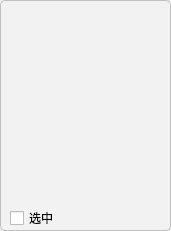
Old version of the form ME/CommunityCanteenSys/Tools/BuyCarTools/BuyCarDishShowBar/buycardishshowbar.ui in the repository JoyJeeo/-.
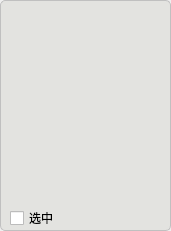
New version of the form.

Patch:
```diff
--- a/ME/CommunityCanteenSys/Tools/BuyCarTools/BuyCarDishShowBar/buycardishshowbar.ui
+++ b/ME/CommunityCanteenSys/Tools/BuyCarTools/BuyCarDishShowBar/buycardishshowbar.ui
@@ -28,7 +28,7 @@
    <property name="styleSheet">
     <string notr="true">#topWin
 {    
-	background-color: #f2f2f2; /* 设置背景颜色 */
+	background-color: rgb(179,179,164,20%); /* 设置背景颜色 */
     border: 1px solid #c0c0c0; /* 设置边框 */
     border-radius: 5px; /* 设置圆角 */
     padding: 5px 10px; /* 设置内边距 */
```
